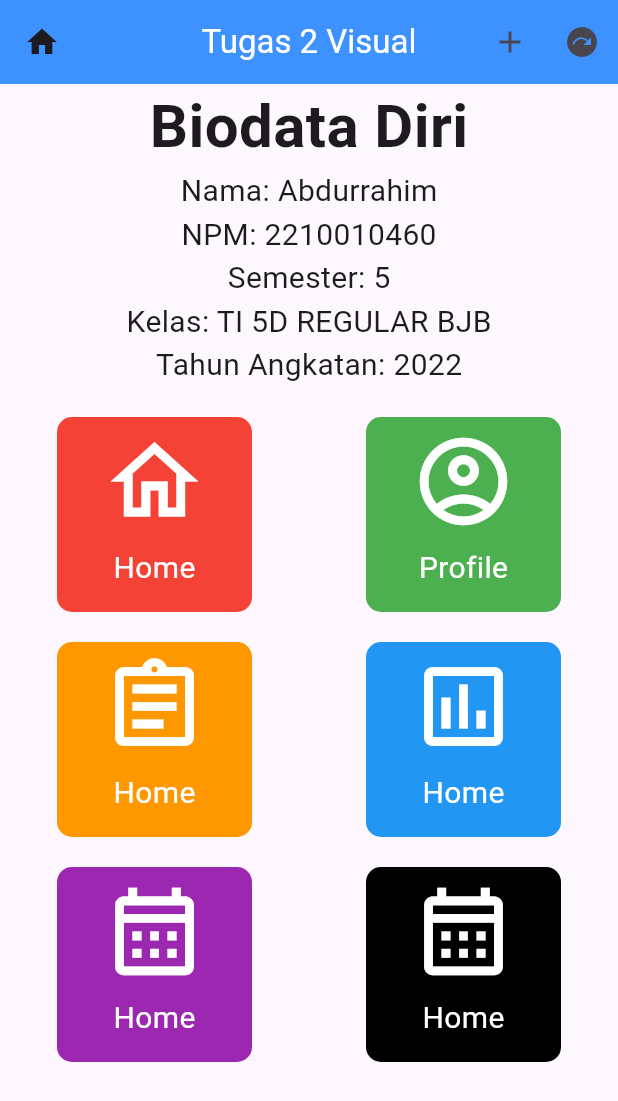
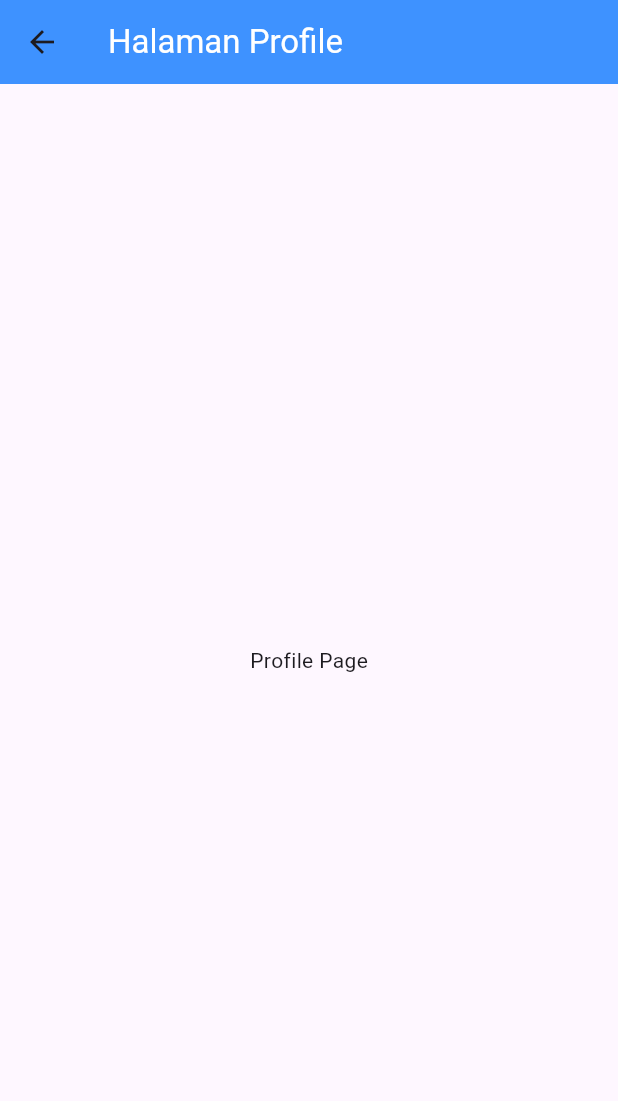
Before and after one commit to abdurrahimFSD/Pemrograman-Visual-3-UNISKA, a Flutter app: the screen it shows after launch, after a tap on the "home" icon, on a phone screen of 412 x 824 dp. Shown: the top 1101 px of the screen. Run offline on Flutter 3.47's test engine with Material 3 defaults, Android fonts, the phone set to English and light mode, and no system bars.

Commit message:
Memperbarui coding

```diff
--- a/lib/main.dart
+++ b/lib/main.dart
@@ -1,4 +1,5 @@
 import 'package:flutter/material.dart';
+import 'profile.dart';
 
 void main() {
   runApp(const MyApp());
@@ -10,10 +11,20 @@ class MyApp extends StatelessWidget {
   @override
   Widget build(BuildContext context) {
     // return const Placeholder();
-    return MaterialApp(
+    return const MaterialApp(
       debugShowCheckedModeBanner: false,
-      title: "Hello World",
-      home: Scaffold(
+      title: "Flutter APP",
+      home: BerandaPage()
+    );
+  }
+}
+
+class BerandaPage extends StatelessWidget {
+  const BerandaPage({super.key});
+
+  @override
+  Widget build(BuildContext context) {
+    return Scaffold(
       // drawer: Drawer(),  //Hamburger icon
       appBar: AppBar(
         // Header
@@ -34,6 +45,7 @@ class MyApp extends StatelessWidget {
         child: Column(
           crossAxisAlignment: CrossAxisAlignment.center,
           children: [
+
             const Text(
               "Biodata Diri",
               style: TextStyle(fontSize: 40, fontWeight: FontWeight.bold),
@@ -61,50 +73,48 @@ class MyApp extends StatelessWidget {
               style: TextStyle(fontSize: 20),
             ),
 
-              const SizedBox(
-                height: 20
-              ),
+            const SizedBox(height: 20),
 
             Row(
               mainAxisAlignment: MainAxisAlignment.spaceAround,
               children: [
-                  tombol("Home", const Icon(Icons.home_outlined), Colors.red, context),
-                  tombol("Profile", const Icon(Icons.account_circle_outlined), Colors.green, context),
+                tombol("Home", const Icon(Icons.home_outlined), Colors.red,
+                    context),
+                tombol("Profile", const Icon(Icons.account_circle_outlined),
+                    Colors.green, context),
               ],
             ),
 
-              const SizedBox(
-                height: 20
-              ),
+            const SizedBox(height: 20),
 
             Row(
               mainAxisAlignment: MainAxisAlignment.spaceAround,
               children: [
-                  tombol("Home", const Icon(Icons.assignment_outlined), Colors.orange, context),
-                  tombol("Home", const Icon(Icons.assessment_outlined), Colors.blue, context),
+                tombol("KRS", const Icon(Icons.assignment_outlined),
+                    Colors.orange, context),
+                tombol("KHS", const Icon(Icons.assessment_outlined),
+                    Colors.blue, context),
               ],
             ),
 
-              const SizedBox(
-                height: 20
-              ),
+            const SizedBox(height: 20),
 
             Row(
               mainAxisAlignment: MainAxisAlignment.spaceAround,
               children: [
-                  tombol("Home", const Icon(Icons.calendar_month_outlined), Colors.purple, context),
-                  tombol("Home", const Icon(Icons.calendar_month_outlined), Colors.black, context),
+                tombol("JADWAL", const Icon(Icons.calendar_month_outlined),
+                    Colors.purple, context),
+                tombol("PEMBAYARAN", const Icon(Icons.card_membership),
+                    Colors.black, context),
               ],
             ),
 
           ],
         ),
       ),
-      ),
     );
   }
 }
-
 
 Widget tombol(
     String judul, Icon iconTombol, Color warna, BuildContext context) {
@@ -118,14 +128,17 @@ Widget tombol(
     child: Column(
       children: [
         IconButton(
-          onPressed: () {},
+          onPressed: () {
+            Navigator.push(context,
+                MaterialPageRoute(builder: (context) => const ProfilePage()));
+          },
           iconSize: 70,
           color: Colors.white,
           icon: iconTombol,
         ),
         Text(
           judul,
-          style: const TextStyle(fontSize: 20, color: Colors.white),
+          style: const TextStyle(fontSize: 18, color: Colors.white),
         )
       ],
     ),
--- a/lib/profile.dart
+++ b/lib/profile.dart
@@ -0,0 +1,21 @@
+import 'package:flutter/material.dart';
+
+class ProfilePage extends StatelessWidget {
+  const ProfilePage({super.key});
+
+  @override
+  Widget build(BuildContext context) {
+    return Scaffold(
+      appBar: AppBar(
+        backgroundColor: const Color.fromARGB(255, 62, 146, 255),
+        title: const Text(
+          'Halaman Profile',
+          style: TextStyle(color: Colors.white),
+        ),
+      ),
+      body: const Center(
+        child: Text('Profile Page'),
+      ),
+    );
+  }
+}
```
Lines whose indentation alone changed are shown as unchanged.
